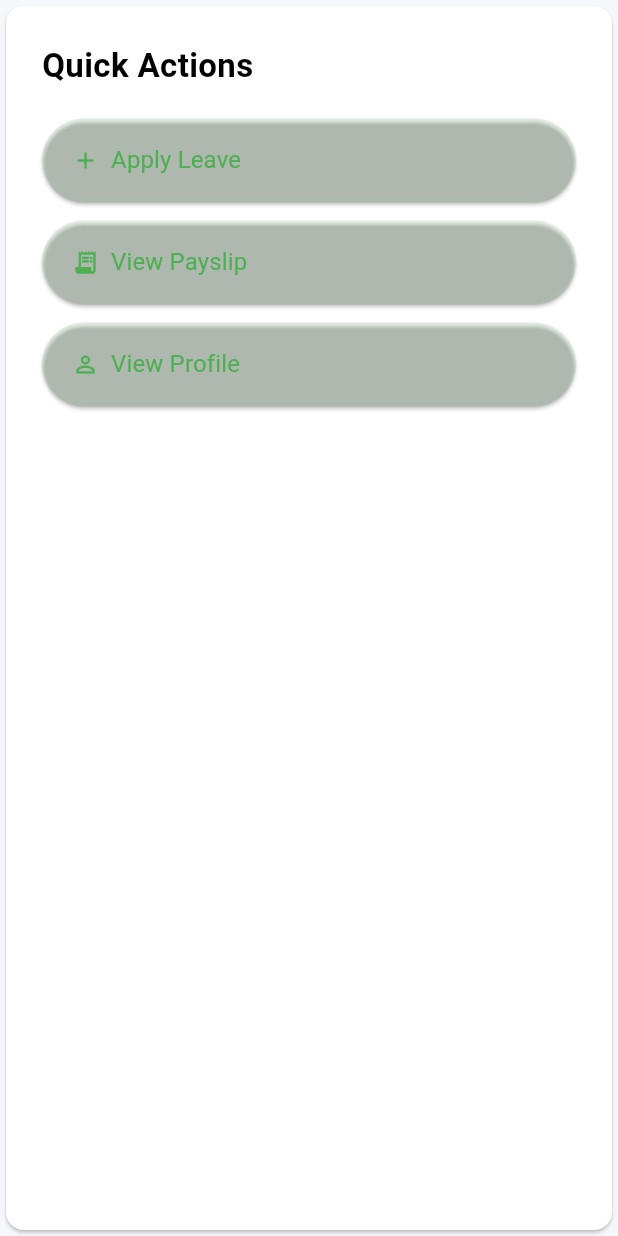
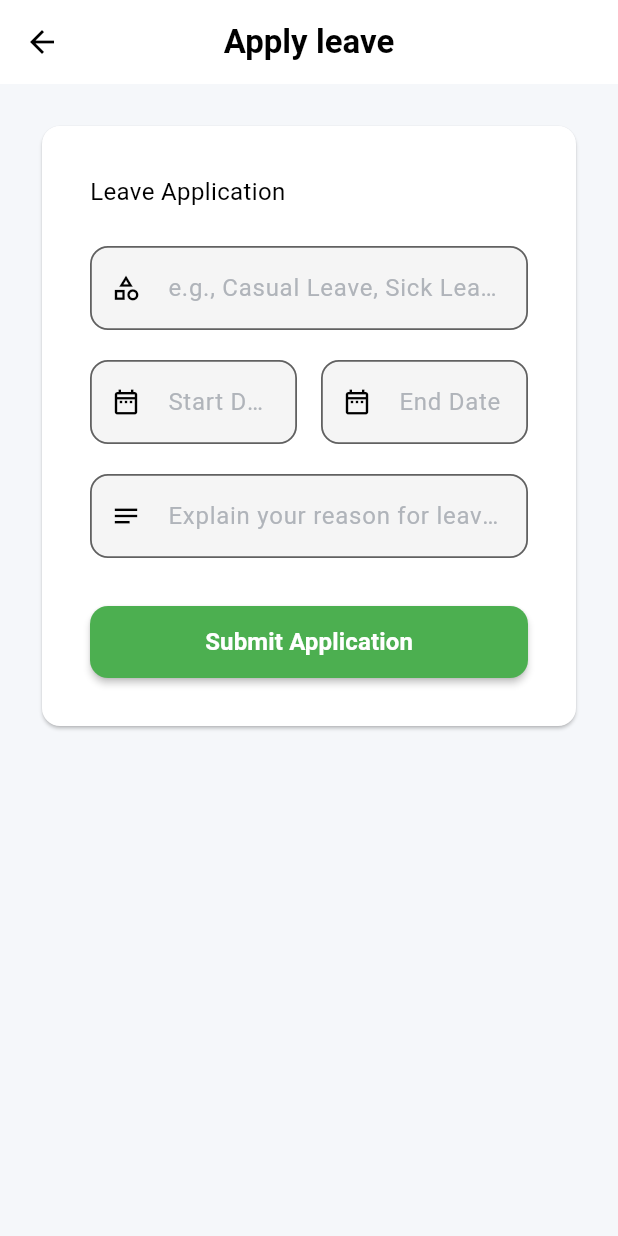
Before and after one commit to JiyadAhammad/metaupspace_task, a Flutter app: the BuildActionPanel widget shown alone on an empty page, opened directly, after a tap on "Apply Leave", on a phone screen of 412 x 824 dp. Run offline on Flutter 3.47's test engine with Material 3 defaults, Android fonts, the phone set to English and light mode, and no system bars; our stand-ins replace dio, flutter_bloc, flutter_secure_storage, fpdart, freezed_annotation, get_it and 3 more; accounts and stored records are empty.

Commit message:
Apply leave Screen added

```diff
--- a/lib/core/routes/app_router.dart
+++ b/lib/core/routes/app_router.dart
@@ -4,6 +4,7 @@ import 'package:go_router/go_router.dart';
 import '../../features/auth/presentation/pages/signin_page.dart';
 import '../../features/auth/presentation/pages/signup_page.dart';
 import '../../features/dashboard/presentation/pages/dashboard_screen.dart';
+import '../../features/leave/presentation/pages/apply_leave_screen.dart';
 import '../app_config/auth_session.dart';
 import 'route_names.dart';
 
@@ -39,6 +40,12 @@ class AppRouter {
         builder: (BuildContext context, GoRouterState state) =>
             const DashboardScreen(),
       ),
+      GoRoute(
+        path: '/apply-leave',
+        name: AppRouteNames.applyLeave,
+        builder: (BuildContext context, GoRouterState state) =>
+            const ApplyLeavePage(),
+      ),
     ],
 
     // Error page for unknown routes (Production standard)
--- a/lib/features/dashboard/presentation/widget/build_action_panel.dart
+++ b/lib/features/dashboard/presentation/widget/build_action_panel.dart
@@ -1,5 +1,7 @@
 import 'package:flutter/material.dart';
+import 'package:go_router/go_router.dart';
 
+import '../../../../core/routes/route_names.dart';
 import '../../../../core/widgets/custom_text.dart';
 
 class BuildActionPanel extends StatelessWidget {
@@ -20,6 +22,7 @@ class BuildActionPanel extends StatelessWidget {
               icon: Icons.add,
               onPressed: () {
                 //TODO: Navigate to Apply leave page;
+                context.pushNamed(AppRouteNames.applyLeave);
               },
             ),
 
--- /dev/null
+++ b/lib/features/leave/presentation/pages/apply_leave_screen.dart
@@ -0,0 +1,66 @@
+import 'package:flutter/material.dart';
+
+import '../../../../core/widgets/custom_appbar.dart';
+import '../../../../core/widgets/custom_button.dart';
+import '../../../../core/widgets/custom_text.dart';
+import '../../../../core/widgets/custom_text_field.dart';
+
+class ApplyLeavePage extends StatelessWidget {
+  const ApplyLeavePage({super.key});
+
+  @override
+  Widget build(BuildContext context) {
+    return Scaffold(
+      appBar: const AppAppBar(title: 'Apply leave'),
+      body: SingleChildScrollView(
+        padding: const EdgeInsets.all(24.0),
+        child: Center(
+          child: Container(
+            constraints: const BoxConstraints(maxWidth: 600),
+            child: Card(
+              child: Padding(
+                padding: const EdgeInsets.all(32.0),
+                child: Column(
+                  crossAxisAlignment: CrossAxisAlignment.start,
+                  children: <Widget>[
+                    const AppText('Leave Application'),
+                    const SizedBox(height: 24),
+                    const CustomTextField(
+                      hint: 'e.g., Casual Leave, Sick Leave',
+                      icon: Icons.category_outlined,
+                    ),
+                    const SizedBox(height: 20),
+                    const Row(
+                      children: <Widget>[
+                        Expanded(
+                          child: CustomTextField(
+                            hint: 'Start Date',
+                            icon: Icons.date_range_outlined,
+                          ),
+                        ),
+                        SizedBox(width: 16),
+                        Expanded(
+                          child: CustomTextField(
+                            hint: 'End Date',
+                            icon: Icons.date_range_outlined,
+                          ),
+                        ),
+                      ],
+                    ),
+                    const SizedBox(height: 20),
+                    const CustomTextField(
+                      hint: 'Explain your reason for leave...',
+                      icon: Icons.notes_outlined,
+                    ),
+                    const SizedBox(height: 32),
+                    AppButton(label: 'Submit Application', onPressed: () {}),
+                  ],
+                ),
+              ),
+            ),
+          ),
+        ),
+      ),
+    );
+  }
+}
```
